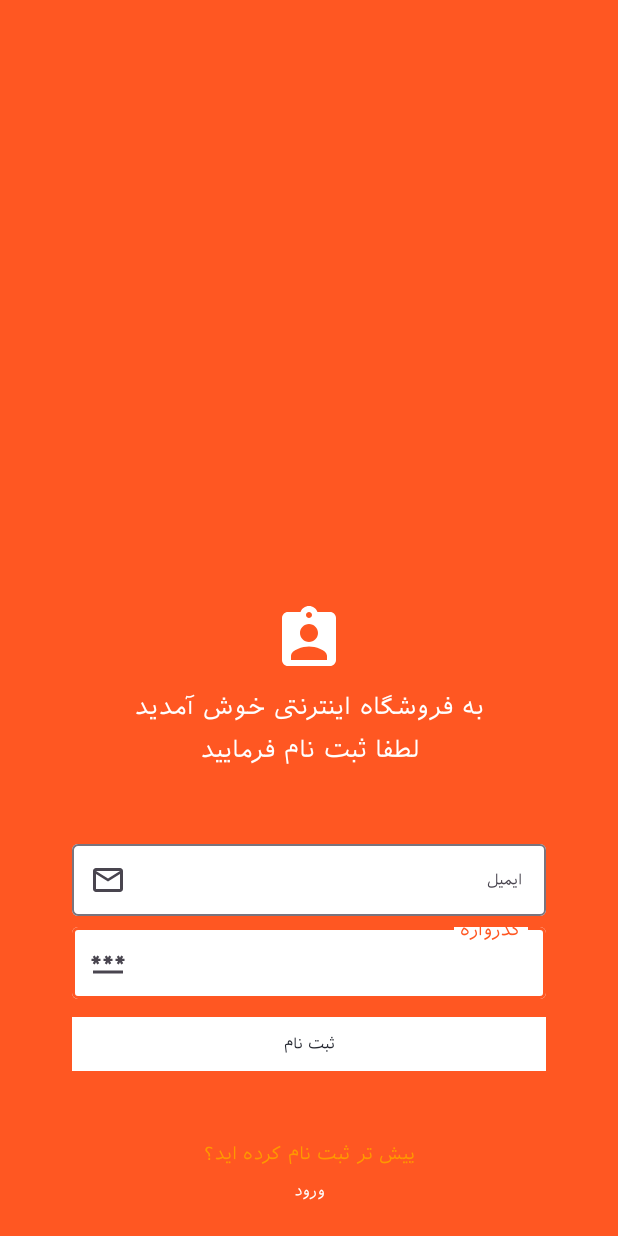
After one commit to Meisam1993/Shop, an Android app: the fragment SignUpFragment shown on its own in the app's theme, on a phone screen of 412 x 824 dp. The commit adds this screen. Run offline under Robolectric (Android 15) with nearby library versions, the phone set to English and light mode, and no system bars.

Commit message:
fragment_login.xml & fragment_sign_up.xml is designed. activity_auth.xml fragmentContainer component is added.

```diff
--- /dev/null
+++ b/app/src/main/java/com/example/shop/feature/auth/SignUpFragment.kt
@@ -0,0 +1,24 @@
+package com.example.shop.feature.auth
+
+import android.os.Bundle
+import androidx.fragment.app.Fragment
+import android.view.LayoutInflater
+import android.view.View
+import android.view.ViewGroup
+import com.example.shop.R
+import com.example.shop.databinding.FragmentLoginBinding
+import com.example.shop.databinding.FragmentSignUpBinding
+
+class SignUpFragment : Fragment() {
+    private var _binding: FragmentSignUpBinding? = null
+    private val binding get() = _binding!!
+
+    override fun onCreateView(
+        inflater: LayoutInflater,
+        container: ViewGroup?,
+        savedInstanceState: Bundle?
+    ): View {
+        _binding = FragmentSignUpBinding.inflate(inflater, container, false)
+        return binding.root
+    }
+}
--- /dev/null
+++ b/app/src/main/res/drawable/baseline_login_24.xml
@@ -0,0 +1,5 @@
+<vector android:autoMirrored="true" android:height="24dp"
+    android:tint="#FFFFFF" android:viewportHeight="24"
+    android:viewportWidth="24" android:width="24dp" xmlns:android="http://schemas.android.com/apk/res/android">
+    <path android:fillColor="@android:color/white" android:pathData="M11,7L9.6,8.4l2.6,2.6H2v2h10.2l-2.6,2.6L11,17l5,-5L11,7zM20,19h-8v2h8c1.1,0 2,-0.9 2,-2V5c0,-1.1 -0.9,-2 -2,-2h-8v2h8V19z"/>
+</vector>
--- /dev/null
+++ b/app/src/main/res/drawable/baseline_password_24.xml
@@ -0,0 +1,5 @@
+<vector android:height="24dp" android:tint="?colorSecondaryVariant"
+    android:viewportHeight="24" android:viewportWidth="24"
+    android:width="24dp" xmlns:android="http://schemas.android.com/apk/res/android">
+    <path android:fillColor="@android:color/white" android:pathData="M2,17h20v2H2V17zM3.15,12.95L4,11.47l0.85,1.48l1.3,-0.75L5.3,10.72H7v-1.5H5.3l0.85,-1.47L4.85,7L4,8.47L3.15,7l-1.3,0.75L2.7,9.22H1v1.5h1.7L1.85,12.2L3.15,12.95zM9.85,12.2l1.3,0.75L12,11.47l0.85,1.48l1.3,-0.75l-0.85,-1.48H15v-1.5h-1.7l0.85,-1.47L12.85,7L12,8.47L11.15,7l-1.3,0.75l0.85,1.47H9v1.5h1.7L9.85,12.2zM23,9.22h-1.7l0.85,-1.47L20.85,7L20,8.47L19.15,7l-1.3,0.75l0.85,1.47H17v1.5h1.7l-0.85,1.48l1.3,0.75L20,11.47l0.85,1.48l1.3,-0.75l-0.85,-1.48H23V9.22z"/>
+</vector>
--- /dev/null
+++ b/app/src/main/res/drawable/baseline_sign_up_24.xml
@@ -0,0 +1,5 @@
+<vector android:height="24dp" android:tint="#FFFFFF"
+    android:viewportHeight="24" android:viewportWidth="24"
+    android:width="24dp" xmlns:android="http://schemas.android.com/apk/res/android">
+    <path android:fillColor="@android:color/white" android:pathData="M19,3h-4.18C14.4,1.84 13.3,1 12,1c-1.3,0 -2.4,0.84 -2.82,2L5,3c-1.1,0 -2,0.9 -2,2v14c0,1.1 0.9,2 2,2h14c1.1,0 2,-0.9 2,-2L21,5c0,-1.1 -0.9,-2 -2,-2zM12,3c0.55,0 1,0.45 1,1s-0.45,1 -1,1 -1,-0.45 -1,-1 0.45,-1 1,-1zM12,7c1.66,0 3,1.34 3,3s-1.34,3 -3,3 -3,-1.34 -3,-3 1.34,-3 3,-3zM18,19L6,19v-1.4c0,-2 4,-3.1 6,-3.1s6,1.1 6,3.1L18,19z"/>
+</vector>
--- /dev/null
+++ b/app/src/main/res/drawable/outline_email_24.xml
@@ -0,0 +1,5 @@
+<vector android:height="24dp" android:tint="?colorSecondaryVariant"
+    android:viewportHeight="24" android:viewportWidth="24"
+    android:width="24dp" xmlns:android="http://schemas.android.com/apk/res/android">
+    <path android:fillColor="@android:color/white" android:pathData="M22,6c0,-1.1 -0.9,-2 -2,-2L4,4c-1.1,0 -2,0.9 -2,2v12c0,1.1 0.9,2 2,2h16c1.1,0 2,-0.9 2,-2L22,6zM20,6l-8,5 -8,-5h16zM20,18L4,18L4,8l8,5 8,-5v10z"/>
+</vector>
--- /dev/null
+++ b/app/src/main/res/layout/fragment_sign_up.xml
@@ -0,0 +1,136 @@
+<?xml version="1.0" encoding="utf-8"?>
+<androidx.coordinatorlayout.widget.CoordinatorLayout xmlns:android="http://schemas.android.com/apk/res/android"
+    xmlns:app="http://schemas.android.com/apk/res-auto"
+    xmlns:tools="http://schemas.android.com/tools"
+    android:layout_width="match_parent"
+    android:layout_height="match_parent"
+    tools:context=".feature.auth.LoginFragment">
+
+    <androidx.constraintlayout.widget.ConstraintLayout
+        android:layout_width="match_parent"
+        android:layout_height="match_parent"
+        android:background="?colorPrimary">
+
+        <TextView
+            android:id="@+id/goToSignUp"
+            android:layout_width="wrap_content"
+            android:layout_height="wrap_content"
+            android:layout_marginBottom="24dp"
+            android:text="@string/go_to_login"
+            android:textAppearance="?textAppearanceCaption"
+            android:textColor="?colorOnPrimary"
+            app:layout_constraintBottom_toBottomOf="parent"
+            app:layout_constraintLeft_toLeftOf="parent"
+            app:layout_constraintRight_toRightOf="parent" />
+
+        <TextView
+            android:id="@+id/textView4"
+            android:layout_width="wrap_content"
+            android:layout_height="wrap_content"
+            android:layout_marginBottom="12dp"
+            android:text="@string/sign_up_before"
+            android:textAppearance="?textAppearanceSubtitle1"
+            app:layout_constraintBottom_toTopOf="@id/goToSignUp"
+            app:layout_constraintLeft_toLeftOf="parent"
+            app:layout_constraintRight_toRightOf="parent" />
+
+        <FrameLayout
+            android:id="@+id/signUpBtn"
+            android:layout_width="match_parent"
+            android:layout_height="36dp"
+            android:layout_marginLeft="48dp"
+            android:layout_marginRight="48dp"
+            android:layout_marginBottom="48dp"
+            android:background="?android:colorBackground"
+            app:layout_constraintBottom_toTopOf="@id/textView4"
+            app:layout_constraintLeft_toLeftOf="parent"
+            app:layout_constraintRight_toRightOf="parent">
+
+            <TextView
+                android:layout_width="wrap_content"
+                android:layout_height="wrap_content"
+                android:layout_gravity="center"
+                android:text="@string/go_to_sign_up"
+                android:textAppearance="?textAppearanceCaption"
+                android:textColor="?colorOnBackground" />
+        </FrameLayout>
+
+        <com.google.android.material.textfield.TextInputLayout
+            android:id="@+id/etlPassword"
+            style="@style/ThemeOverlay.Material3.AutoCompleteTextView.OutlinedBox"
+            android:layout_width="match_parent"
+            android:layout_height="wrap_content"
+            android:layout_marginLeft="48dp"
+            android:layout_marginRight="48dp"
+            android:layout_marginBottom="12dp"
+            android:hint="@string/password"
+            app:boxBackgroundColor="?android:colorBackground"
+            app:layout_constraintBottom_toTopOf="@id/signUpBtn"
+
+            app:layout_constraintLeft_toLeftOf="parent"
+            app:layout_constraintRight_toRightOf="parent"
+            app:startIconDrawable="@drawable/baseline_password_24">
+
+            <com.google.android.material.textfield.TextInputEditText
+                android:id="@+id/etPassword"
+                android:layout_width="match_parent"
+                android:layout_height="wrap_content"
+                android:textAppearance="@style/TextAppearance.MyTheme.Caption" />
+        </com.google.android.material.textfield.TextInputLayout>
+
+        <com.google.android.material.textfield.TextInputLayout
+            android:id="@+id/etlEmail"
+            style="@style/ThemeOverlay.Material3.AutoCompleteTextView.OutlinedBox"
+            android:layout_width="match_parent"
+            android:layout_height="wrap_content"
+            android:layout_marginLeft="48dp"
+            android:layout_marginRight="48dp"
+            android:layout_marginBottom="2dp"
+            android:hint="@string/email"
+
+            app:boxBackgroundColor="?android:colorBackground"
+            app:layout_constraintBottom_toTopOf="@id/etlPassword"
+            app:layout_constraintLeft_toLeftOf="parent"
+            app:layout_constraintRight_toRightOf="parent"
+            app:startIconDrawable="@drawable/outline_email_24">
+
+            <com.google.android.material.textfield.TextInputEditText
+                android:id="@+id/etEmail"
+                android:layout_width="match_parent"
+                android:layout_height="wrap_content"
+                android:textAppearance="@style/TextAppearance.MyTheme.Caption" />
+        </com.google.android.material.textfield.TextInputLayout>
+
+        <TextView
+            android:id="@+id/textView6"
+            android:layout_width="wrap_content"
+            android:layout_height="wrap_content"
+            android:layout_marginBottom="48dp"
+            android:text="@string/sign_up_title2"
+            android:textAppearance="?textAppearanceHeadline6"
+            app:layout_constraintBottom_toTopOf="@id/etlEmail"
+            app:layout_constraintLeft_toLeftOf="parent"
+            app:layout_constraintRight_toRightOf="parent" />
+
+        <TextView
+            android:id="@+id/textView7"
+            android:layout_width="wrap_content"
+            android:layout_height="wrap_content"
+            android:layout_marginBottom="10dp"
+            android:text="@string/sign_up_title1"
+            android:textAppearance="?textAppearanceHeadline6"
+            app:layout_constraintBottom_toTopOf="@id/textView6"
+            app:layout_constraintLeft_toLeftOf="parent"
+            app:layout_constraintRight_toRightOf="parent" />
+
+        <ImageView
+            android:id="@+id/imageView2"
+            android:layout_width="48dp"
+            android:layout_height="48dp"
+            android:layout_marginBottom="12dp"
+            android:src="@drawable/baseline_sign_up_24"
+            app:layout_constraintBottom_toTopOf="@id/textView7"
+            app:layout_constraintLeft_toLeftOf="parent"
+            app:layout_constraintRight_toRightOf="parent" />
+    </androidx.constraintlayout.widget.ConstraintLayout>
+</androidx.coordinatorlayout.widget.CoordinatorLayout>
--- a/app/src/main/res/values/strings.xml
+++ b/app/src/main/res/values/strings.xml
@@ -35,8 +35,17 @@
         <item>@string/sort_price_desc</item>
         <item>@string/sort_price_asc</item>
     </string-array>
-
     <string name="add_to_cart">افزودن به سبد خرید</string>
     <string name="add_to_cart_Message">کالا با موفقیت به سبد خرید اضافه شد</string>
     <string name="unknown_error">خطای نامشخص</string>
+    <string name="go_to_sign_up">ثبت نام</string>
+    <string name="no_sign_up">تا به حال ثبت نام نکرده اید؟</string>
+    <string name="login">ورود</string>
+    <string name="email">ایمیل</string>
+    <string name="password">گذرواژه</string>
+    <string name="login_title">صفحه ورود به حساب کاربری</string>
+    <string name="go_to_login">ورود</string>
+    <string name="sign_up_before">پیش تر ثبت نام کرده اید؟</string>
+    <string name="sign_up_title1">به فروشگاه اینترنتی خوش آمدید</string>
+    <string name="sign_up_title2">لطفا ثبت نام فرمایید</string>
 </resources>
```
Also changed, not shown: app/src/main/java/com/example/shop/feature/auth/AuthActivity.kt (+16 -3 lines), app/src/main/java/com/example/shop/feature/auth/LoginFragment.kt (added, +22 -0 lines), app/src/main/res/layout/activity_auth.xml (+6 -2 lines), app/src/main/res/layout/fragment_login.xml (added, +124 -0 lines).
